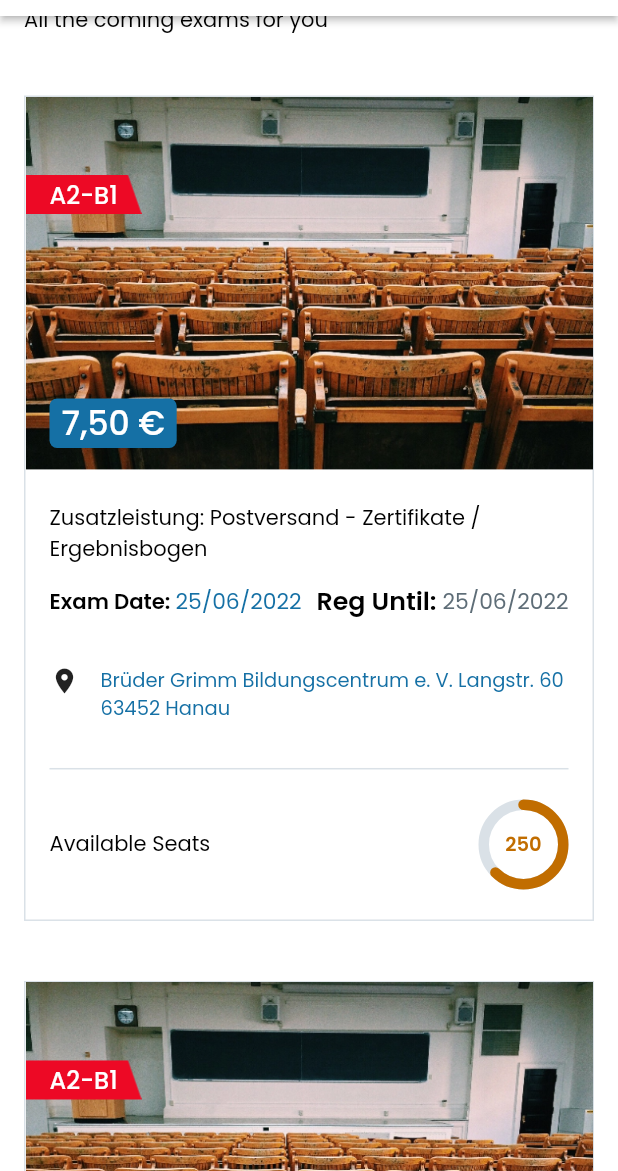
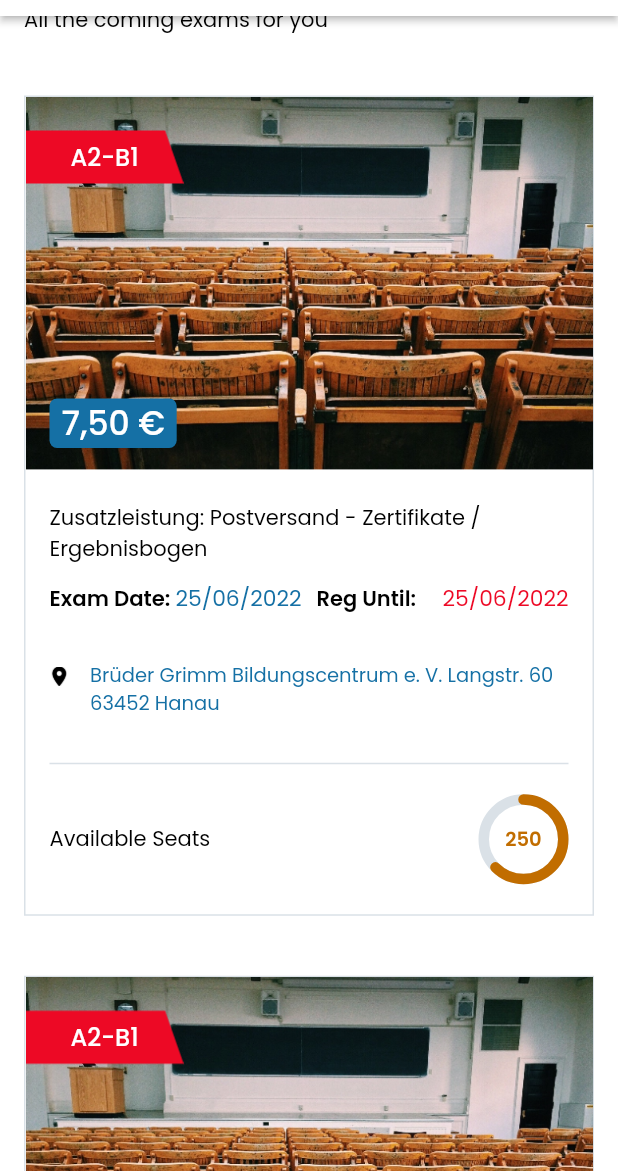
Before and after one commit to vikramS-addweb/Flutter-BBZ-Private, a Flutter app: the Exam screen opened directly, scrolled down 576 dp, on a phone screen of 412 x 824 dp, the part 65-1236 px from its top. Run offline on Flutter 3.47's test engine with Material 2 defaults, Android fonts, the phone set to English and light mode, and no system bars; drawn by our look-alikes of percent_indicator; our stand-ins replace connectivity_plus, custom_navigation_bar, flutter_svg, flutter_svg_provider, get, get_storage and 3 more; missing offline and left inert: custom_top_navigator; accounts and stored records are empty.

Commit message:
exam, contact, my profile ui issue solved

```diff
--- a/lib/Styles/ImageStyle.dart
+++ b/lib/Styles/ImageStyle.dart
@@ -43,6 +43,7 @@ class ImageStyle {
   static const String bookingConfirmation_location = baseImage + "BookingConformation_location_on.svg";
   static const String mail = baseImage + "feather-mail.svg";
   static const String contactCall = baseImage + "ionic-ios-call.svg";
+  static const String examLocation = baseImage + "material-location-on.svg";
 
 
 }
--- a/lib/Views/Exam.dart
+++ b/lib/Views/Exam.dart
@@ -327,14 +327,14 @@ class _ExamState extends State<Exam> {
                                     fit: BoxFit.fill,
                                   ),
                                   Positioned(
-                                    top: 20,
+                                    top: -12,
                                     left: 0,
                                     child: Container(
                                       padding: const EdgeInsets.only(
-                                          left: 16,
-                                          right: 16,
-                                          top: 33,
-                                          bottom: 33
+                                          left: 30,
+                                          right: 30,
+                                          top: 40,
+                                          bottom: 40
                                       ),
                                       decoration: BoxDecoration(
                                           image: DecorationImage(
@@ -426,13 +426,9 @@ class _ExamState extends State<Exam> {
                                             mainAxisAlignment: MainAxisAlignment.spaceBetween,
                                             children: [
                                               Expanded(
-                                                child: FittedBox(
-                                                  child: Text(
-                                                    'Reg Until: ',
-                                                    style: TextStylesCustom.textStyles_14.apply(
-                                                        color: Colors.black,
-                                                        fontWeightDelta: 2
-                                                    ),
+                                                child: Text('Reg Until:',style: TextStylesCustom.textStyles_14.apply(
+                                                      color: Colors.black,
+                                                      fontWeightDelta: 2
                                                   ),
                                                 ),
                                               ),
@@ -441,8 +437,9 @@ class _ExamState extends State<Exam> {
                                                   // fit: BoxFit.fitWidth,
                                                   child: Text(
                                                     '25/06/2022',
+
                                                     style: TextStylesCustom.textStyles_14.apply(
-                                                      color: ColorStyle.grey_5E6D77,
+                                                      color: ColorStyle.red_ED0925,
                                                     ),
                                                   ),
                                                 ),
@@ -456,9 +453,13 @@ class _ExamState extends State<Exam> {
                                     Row(
                                       crossAxisAlignment: CrossAxisAlignment.start,
                                       children: [
-                                        const Icon(
-                                          Icons.location_on,
-                                          size: 20,
+                                        // const Icon(
+                                        //   Icons.location_on,
+                                        //   size: 20,
+                                        // ),
+                                        Padding(
+                                          padding: const EdgeInsets.only(top: 4.0),
+                                          child: Image(image:Svg(ImageStyle.examLocation), width: 13,),
                                         ),
                                         const SizedBox(width: 14,),
                                         Expanded(
--- a/lib/Views/MyProfile.dart
+++ b/lib/Views/MyProfile.dart
@@ -60,7 +60,7 @@ class MyProfile extends StatelessWidget {
             ),
           ),
           SingleChildScrollView(
-            padding: const EdgeInsets.only(left: 20, right: 20),
+            padding: const EdgeInsets.only(left: 10, right: 10),
             child: Column(
               children: [
                 Container(
```
Also changed, not shown: lib/Views/ContactUs.dart (+12 -12 lines), lib/Views/Profile.dart (+4 -12 lines), assets/Images/material-location-on.svg (added), assets/Images/pexels-andy-barbour-6683483@2x.png (added), 1 other file.
